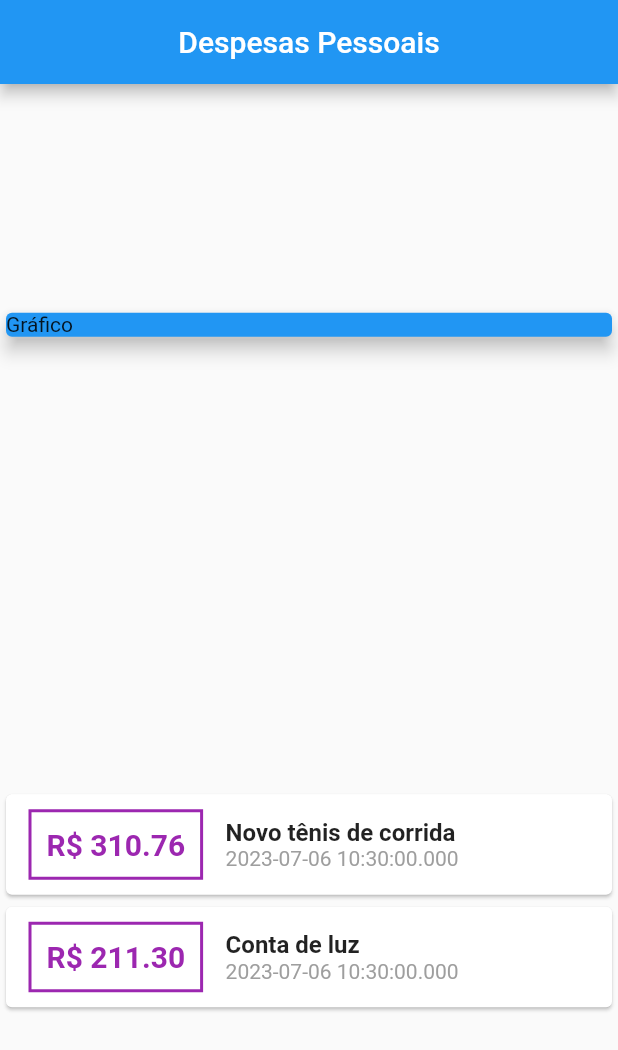
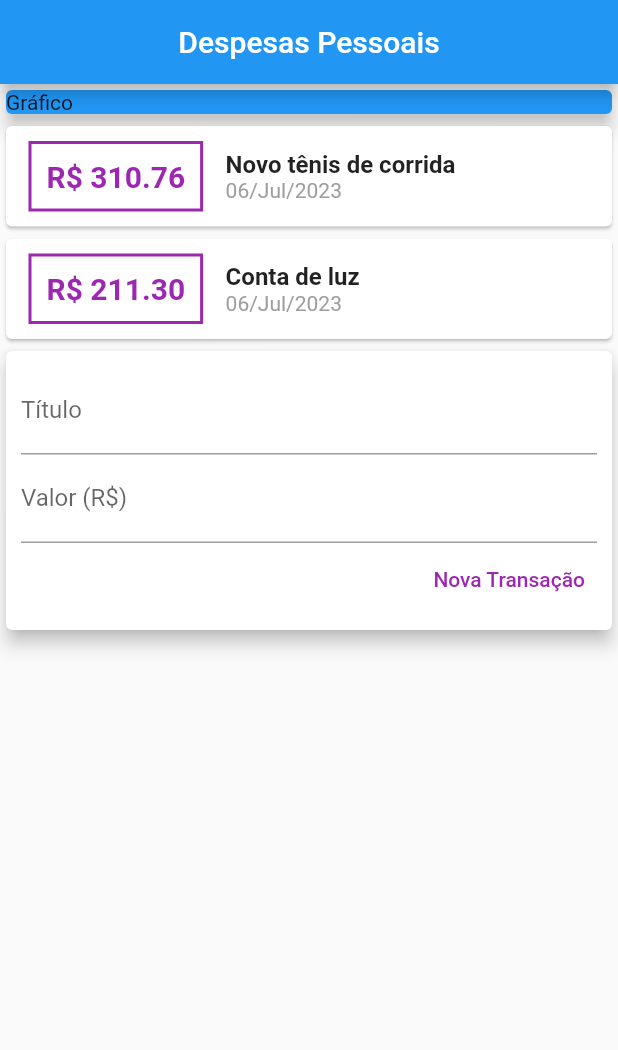
Before and after one commit to julianojstavares/flutter_expenses_app, a Flutter app: the screen it shows after launch, on a phone screen of 412 x 824 dp. Shown: the top 1050 px of the screen. Run offline on Flutter 3.47's test engine with Material 2 defaults, Android fonts, the phone set to English and light mode, and no system bars.

Commit message:
Section 4, class 101

```diff
--- a/lib/main.dart
+++ b/lib/main.dart
@@ -1,5 +1,6 @@
 import 'package:expenses_app/models/transaction.dart';
 import 'package:flutter/material.dart';
+import 'package:intl/intl.dart';
 
 void main() {
   runApp(const MainApp());
@@ -17,6 +18,9 @@ class MainApp extends StatelessWidget {
 }
 
 class MyHomePage extends StatelessWidget {
+  final titleController = TextEditingController();
+  final valueController = TextEditingController();
+
   final _transactions = [
     Transaction(
       id: "t1",
@@ -42,7 +46,6 @@ class MyHomePage extends StatelessWidget {
           centerTitle: true,
         ),
         body: Column(
-          mainAxisAlignment: MainAxisAlignment.spaceAround,
           crossAxisAlignment: CrossAxisAlignment.stretch,
           children: [
             const SizedBox(
@@ -86,7 +89,7 @@ class MyHomePage extends StatelessWidget {
                             ),
                           ),
                           Text(
-                            t.date.toString(),
+                            DateFormat('dd/MMM/y').format(t.date),
                             style: const TextStyle(
                               color: Colors.grey,
                             ),
@@ -98,6 +101,40 @@ class MyHomePage extends StatelessWidget {
                 );
               }).toList(),
             ),
+            Card(
+              elevation: 5,
+              child: Padding(
+                padding: const EdgeInsets.all(10),
+                child: Column(
+                  children: [
+                    TextField(
+                      decoration: const InputDecoration(labelText: "Título"),
+                      controller: titleController,
+                    ),
+                    TextField(
+                      decoration:
+                          const InputDecoration(labelText: "Valor (R\$)"),
+                      controller: valueController,
+                    ),
+                    Row(
+                      mainAxisAlignment: MainAxisAlignment.end,
+                      children: [
+                        TextButton(
+                          child: const Text(
+                            "Nova Transação",
+                            style: TextStyle(color: Colors.purple),
+                          ),
+                          onPressed: () => {
+                            print(titleController.text),
+                            print(valueController.text),
+                          },
+                        ),
+                      ],
+                    )
+                  ],
+                ),
+              ),
+            )
           ],
         ));
   }
```
